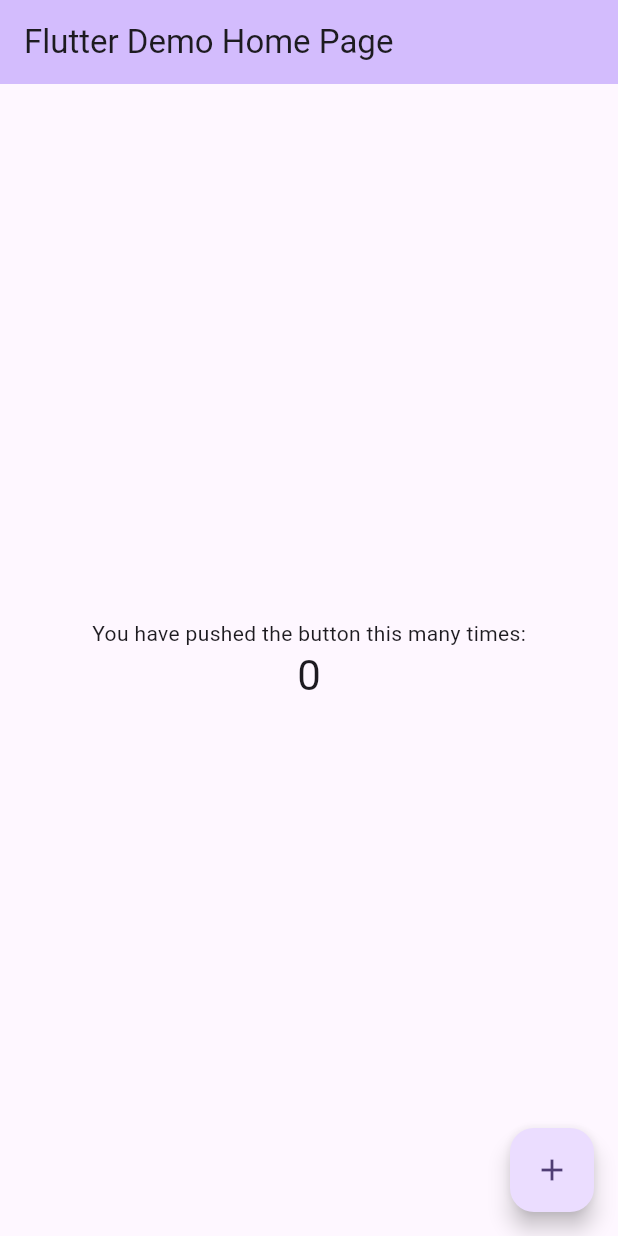
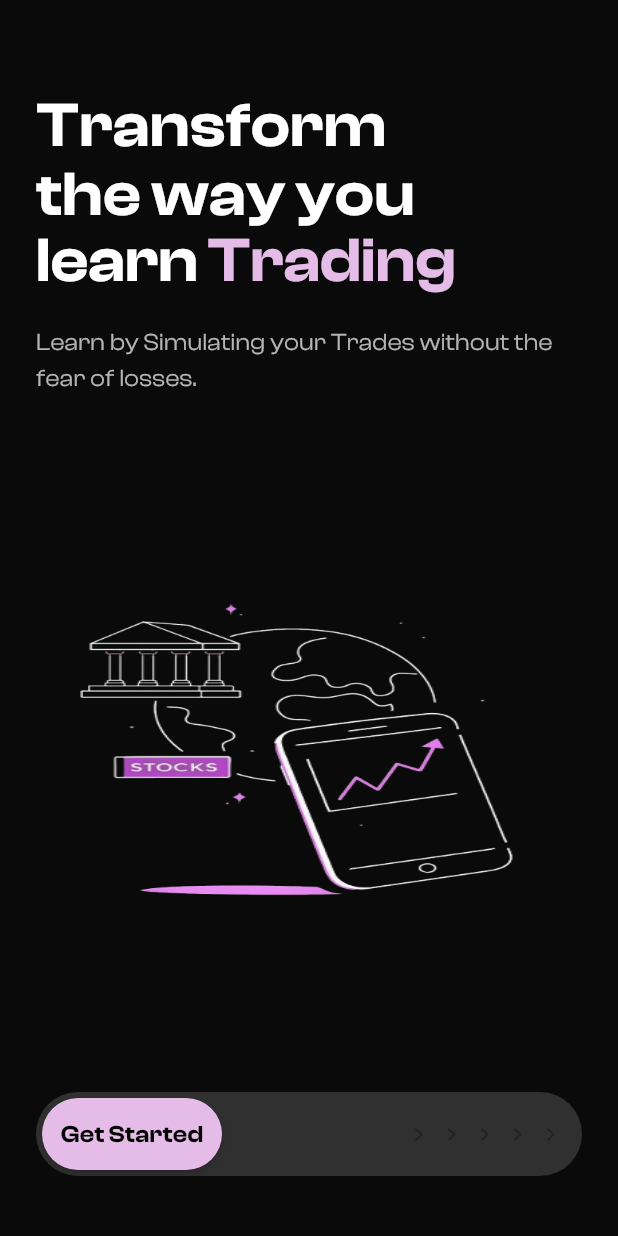
Before and after one commit to nikkhilpareek/virtual_trading_app, a Flutter app: the screen it shows after launch, on a phone screen of 412 x 824 dp. Run offline on Flutter 3.47's test engine with Material 3 defaults, Android fonts, the light colour scheme and no system bars; our stand-ins replace device_preview.

Commit message:
Add onboarding screen and sliding button; update README and add assets

```diff
--- a/lib/main.dart
+++ b/lib/main.dart
@@ -1,122 +1,32 @@
 import 'package:flutter/material.dart';
+import 'package:device_preview/device_preview.dart';
+import 'package:flutter/foundation.dart';
+import 'package:virtual_trading_app/onboarding/onboarding.dart';
 
 void main() {
-  runApp(const MyApp());
+  runApp(
+    DevicePreview(
+      enabled: !kReleaseMode,
+      builder: (context) => const MyApp(),
+    ),
+  );
 }
 
 class MyApp extends StatelessWidget {
   const MyApp({super.key});
 
-  // This widget is the root of your application.
   @override
   Widget build(BuildContext context) {
     return MaterialApp(
-      title: 'Flutter Demo',
+      title: 'Virtual Trading App',
       theme: ThemeData(
-        // This is the theme of your application.
-        //
-        // TRY THIS: Try running your application with "flutter run". You'll see
-        // the application has a purple toolbar. Then, without quitting the app,
-        // try changing the seedColor in the colorScheme below to Colors.green
-        // and then invoke "hot reload" (save your changes or press the "hot
-        // reload" button in a Flutter-supported IDE, or press "r" if you used
-        // the command line to start the app).
-        //
-        // Notice that the counter didn't reset back to zero; the application
-        // state is not lost during the reload. To reset the state, use hot
-        // restart instead.
-        //
-        // This works for code too, not just values: Most code changes can be
-        // tested with just a hot reload.
         colorScheme: ColorScheme.fromSeed(seedColor: Colors.deepPurple),
       ),
-      home: const MyHomePage(title: 'Flutter Demo Home Page'),
+      // ignore: deprecated_member_use
+      useInheritedMediaQuery: true,
+      locale: DevicePreview.locale(context),
+      builder: DevicePreview.appBuilder,
+      home: Onboarding(),
     );
   }
 }
-
-class MyHomePage extends StatefulWidget {
-  const MyHomePage({super.key, required this.title});
-
-  // This widget is the home page of your application. It is stateful, meaning
-  // that it has a State object (defined below) that contains fields that affect
-  // how it looks.
-
-  // This class is the configuration for the state. It holds the values (in this
-  // case the title) provided by the parent (in this case the App widget) and
-  // used by the build method of the State. Fields in a Widget subclass are
-  // always marked "final".
-
-  final String title;
-
-  @override
-  State<MyHomePage> createState() => _MyHomePageState();
-}
-
-class _MyHomePageState extends State<MyHomePage> {
-  int _counter = 0;
-
-  void _incrementCounter() {
-    setState(() {
-      // This call to setState tells the Flutter framework that something has
-      // changed in this State, which causes it to rerun the build method below
-      // so that the display can reflect the updated values. If we changed
-      // _counter without calling setState(), then the build method would not be
-      // called again, and so nothing would appear to happen.
-      _counter++;
-    });
-  }
-
-  @override
-  Widget build(BuildContext context) {
-    // This method is rerun every time setState is called, for instance as done
-    // by the _incrementCounter method above.
-    //
-    // The Flutter framework has been optimized to make rerunning build methods
-    // fast, so that you can just rebuild anything that needs updating rather
-    // than having to individually change instances of widgets.
-    return Scaffold(
-      appBar: AppBar(
-        // TRY THIS: Try changing the color here to a specific color (to
-        // Colors.amber, perhaps?) and trigger a hot reload to see the AppBar
-        // change color while the other colors stay the same.
-        backgroundColor: Theme.of(context).colorScheme.inversePrimary,
-        // Here we take the value from the MyHomePage object that was created by
-        // the App.build method, and use it to set our appbar title.
-        title: Text(widget.title),
-      ),
-      body: Center(
-        // Center is a layout widget. It takes a single child and positions it
-        // in the middle of the parent.
-        child: Column(
-          // Column is also a layout widget. It takes a list of children and
-          // arranges them vertically. By default, it sizes itself to fit its
-          // children horizontally, and tries to be as tall as its parent.
-          //
-          // Column has various properties to control how it sizes itself and
-          // how it positions its children. Here we use mainAxisAlignment to
-          // center the children vertically; the main axis here is the vertical
-          // axis because Columns are vertical (the cross axis would be
-          // horizontal).
-          //
-          // TRY THIS: Invoke "debug painting" (choose the "Toggle Debug Paint"
-          // action in the IDE, or press "p" in the console), to see the
-          // wireframe for each widget.
-          mainAxisAlignment: MainAxisAlignment.center,
-          children: <Widget>[
-            const Text('You have pushed the button this many times:'),
-            Text(
-              '$_counter',
-              style: Theme.of(context).textTheme.headlineMedium,
-            ),
-          ],
-        ),
-      ),
-      floatingActionButton: FloatingActionButton(
-        onPressed: _incrementCounter,
-        tooltip: 'Increment',
-        child: const Icon(Icons.add),
-      ), // This trailing comma makes auto-formatting nicer for build methods.
-    );
-  }
-}
--- /dev/null
+++ b/lib/onboarding/onboarding.dart
@@ -0,0 +1,116 @@
+import 'package:flutter/material.dart';
+import '../widgets/sliding_button.dart';
+
+class Onboarding extends StatelessWidget {
+  const Onboarding({super.key});
+
+  @override
+  Widget build(BuildContext context) {
+    return Scaffold(
+      backgroundColor: const Color(0xff0a0a0a),
+      body: SafeArea(
+        child: Padding(
+          padding: const EdgeInsets.symmetric(horizontal: 24.0),
+          child: Column(
+            children: [
+              const SizedBox(height: 60),
+              // Title Section
+              Align(
+                alignment: Alignment.centerLeft,
+                child: Column(
+                  crossAxisAlignment: CrossAxisAlignment.start,
+                  children: [
+                    Text(
+                      'Transform',
+                      style: TextStyle(
+                        fontFamily: 'ClashDisplay',
+                        fontSize: 42,
+                        fontWeight: FontWeight.w600, // Semibold
+                        color: Colors.white,
+                        height: 1.1,
+                      ),
+                    ),
+                    Text(
+                      'the way you',
+                      style: TextStyle(
+                        fontFamily: 'ClashDisplay',
+                        fontSize: 42,
+                        fontWeight: FontWeight.w600, // Semibold
+                        color: Colors.white,
+                        height: 1.1,
+                      ),
+                    ),
+                    RichText(
+                      text: TextSpan(
+                        children: [
+                          TextSpan(
+                            text: 'learn ',
+                            style: TextStyle(
+                              fontFamily: 'ClashDisplay',
+                              fontSize: 42,
+                              fontWeight: FontWeight.w600, // Semibold
+                              color: Colors.white,
+                              height: 1.1,
+                            ),
+                          ),
+                          TextSpan(
+                            text: 'Trading',
+                            style: TextStyle(
+                              fontFamily: 'ClashDisplay',
+                              fontSize: 42,
+                              fontWeight: FontWeight.w600, // Semibold
+                              color: const Color(0xFFE5BCE7),
+                              height: 1.1,
+                            ),
+                          ),
+                        ],
+                      ),
+                    ),
+                  ],
+                ),
+              ),
+              const SizedBox(height: 18),
+              // Subtitle
+              Align(
+                alignment: Alignment.centerLeft,
+                child: Text(
+                  'Learn by Simulating your Trades without the fear of losses.',
+                  style: TextStyle(
+                    fontFamily: 'ClashDisplay',
+                    fontSize: 16,
+                    fontWeight: FontWeight.w400,
+                    color: Colors.white.withOpacity(0.7),
+                    height: 1.5,
+                  ),
+                ),
+              ),
+              const Spacer(),
+              // Illustration
+              Container(
+                height: 300,
+                width: 400,
+                child: Image.asset(
+                  'assets/images/illustration.png',
+                  fit: BoxFit.fill,
+                ),
+              ),
+              const Spacer(),
+              // Get Started Sliding Button
+              SlidingButton(
+                text: 'Get Started',
+                backgroundColor: const Color(0xFF303030), // Keep the existing pink color
+                sliderColor: const Color(0xFFE5BCE7), // Orange slider color
+                textColor: Colors.black,
+                onSlideComplete: () {
+                  // Navigate to next screen
+                  print('Slide completed!');
+                },
+              ),
+              const SizedBox(height: 40),
+            ],
+          ),
+        ),
+      ),
+    );
+  }
+}
--- /dev/null
+++ b/lib/widgets/sliding_button.dart
@@ -0,0 +1,181 @@
+import 'package:flutter/material.dart';
+
+class SlidingButton extends StatefulWidget {
+  final String text;
+  final VoidCallback onSlideComplete;
+  final Color backgroundColor;
+  final Color sliderColor;
+  final Color textColor;
+  final double height;
+  final double borderRadius;
+
+  const SlidingButton({
+    super.key,
+    required this.text,
+    required this.onSlideComplete,
+    this.backgroundColor = const Color(0xFFE5BCE7),
+    this.sliderColor = const Color(0xFFFF6B35),
+    this.textColor = Colors.black,
+    this.height = 56,
+    this.borderRadius = 28,
+  });
+
+  @override
+  State<SlidingButton> createState() => _SlidingButtonState();
+}
+
+class _SlidingButtonState extends State<SlidingButton>
+    with SingleTickerProviderStateMixin {
+  late AnimationController _animationController;
+  late Animation<double> _animation;
+  double _dragPosition = 0;
+  bool _isCompleted = false;
+
+  @override
+  void initState() {
+    super.initState();
+    _animationController = AnimationController(
+      duration: const Duration(milliseconds: 300),
+      vsync: this,
+    );
+    _animation = Tween<double>(begin: 0, end: 1).animate(
+      CurvedAnimation(parent: _animationController, curve: Curves.easeInOut),
+    );
+  }
+
+  @override
+  void dispose() {
+    _animationController.dispose();
+    super.dispose();
+  }
+
+  void _onPanStart(DragStartDetails details) {
+    // Start sliding gesture
+  }
+
+  void _onPanUpdate(DragUpdateDetails details) {
+    if (!_isCompleted) {
+      final RenderBox renderBox = context.findRenderObject() as RenderBox;
+      final containerWidth = renderBox.size.width;
+      final sliderWidth = 120.0; // Fixed width for "Get Started" text
+      final maxSlideDistance = containerWidth - sliderWidth - 8;
+
+      setState(() {
+        _dragPosition = (_dragPosition + details.delta.dx)
+            .clamp(0.0, maxSlideDistance);
+      });
+    }
+  }
+
+  void _onPanEnd(DragEndDetails details) {
+    if (!_isCompleted) {
+      final RenderBox renderBox = context.findRenderObject() as RenderBox;
+      final containerWidth = renderBox.size.width;
+      final sliderWidth = 120.0; // Fixed width for "Get Started" text
+      final maxSlideDistance = containerWidth - sliderWidth - 8;
+
+      if (_dragPosition > maxSlideDistance * 0.8) {
+        // Slide completed
+        setState(() {
+          _dragPosition = maxSlideDistance;
+          _isCompleted = true;
+        });
+        _animationController.forward();
+        widget.onSlideComplete();
+      } else {
+        // Slide back to start
+        _animationController.reverse().then((_) {
+          setState(() {
+            _dragPosition = 0;
+          });
+        });
+      }
+    }
+  }
+
+  @override
+  Widget build(BuildContext context) {
+    return Container(
+      width: double.infinity,
+      height: widget.height,
+      decoration: BoxDecoration(
+        color: widget.backgroundColor,
+        borderRadius: BorderRadius.circular(widget.borderRadius),
+      ),
+      child: Stack(
+        children: [
+          // Arrow icons only in background
+          Positioned.fill(
+            child: Center(
+              child: Row(
+                mainAxisAlignment: MainAxisAlignment.end,
+                children: [
+                  // Arrow icons
+                  ...List.generate(
+                    5,
+                    (index) => Padding(
+                      padding: const EdgeInsets.only(right: 4.0),
+                      child: Icon(
+                        Icons.chevron_right,
+                        color: widget.textColor.withOpacity(0.3),
+                        size: 18,
+                      ),
+                    ),
+                  ),
+                  const SizedBox(width: 8),
+                ],
+              ),
+            ),
+          ),
+          // Sliding button
+          AnimatedBuilder(
+            animation: _animation,
+            builder: (context, child) {
+              return Positioned(
+                left: 4 + _dragPosition,
+                top: 4,
+                child: GestureDetector(
+                  onPanStart: _onPanStart,
+                  onPanUpdate: _onPanUpdate,
+                  onPanEnd: _onPanEnd,
+                  child: Container(
+                    width: 120.0, // Fixed width for "Get Started" text
+                    height: widget.height - 8,
+                    decoration: BoxDecoration(
+                      color: widget.sliderColor,
+                      borderRadius: BorderRadius.circular(widget.borderRadius - 4),
+                      boxShadow: [
+                        BoxShadow(
+                          color: Colors.black.withOpacity(0.2),
+                          blurRadius: 4,
+                          offset: const Offset(0, 2),
+                        ),
+                      ],
+                    ),
+                    child: Center(
+                      child: _isCompleted
+                          ? Icon(
+                              Icons.check,
+                              color: Colors.black,
+                              size: 24,
+                            )
+                          : Text(
+                              widget.text,
+                              style: TextStyle(
+                                fontFamily: 'ClashDisplay',
+                                fontSize: 16,
+                                fontWeight: FontWeight.w600,
+                                color: Colors.black,
+                              ),
+                            ),
+                    ),
+                  ),
+                ),
+              );
+            },
+          ),
+        ],
+      ),
+    );
+  }
+}
```
Also changed, not shown: pubspec.yaml (+19 -2 lines), assets/images/illustration.png (added), fonts/ClashDisplay-Bold.otf (added), fonts/ClashDisplay-Extralight.otf (added), fonts/ClashDisplay-Light.otf (added), fonts/ClashDisplay-Medium.otf (added), fonts/ClashDisplay-Regular.otf (added), fonts/ClashDisplay-Semibold.otf (added), pubspec.lock, 2 other files.
